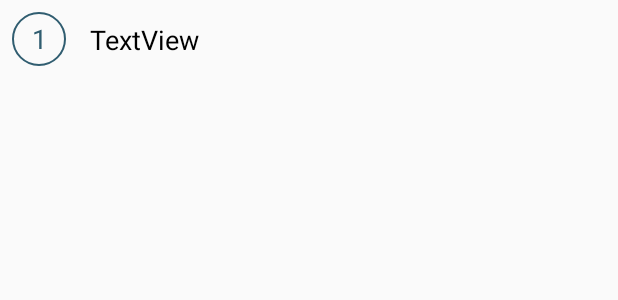
After one commit to ShivamNagpal/VTU_CS_Lab_Android_App, an Android app: the layout layout_card_single_sub_parts_with_files.xml on its own in the app's theme, with its tools: preview values and no code run, on a phone screen of 412 x 824 dp. The commit adds this screen. Shown: the top 300 px of the screen. Run offline under Robolectric (Android 15) with nearby library versions, the phone set to English and light mode, and no system bars.

Commit message:
All views cases handled

```diff
--- /dev/null
+++ b/app/src/main/res/layout/layout_card_single_sub_parts_with_files.xml
@@ -0,0 +1,50 @@
+<?xml version="1.0" encoding="utf-8"?>
+<layout xmlns:android="http://schemas.android.com/apk/res/android"
+    xmlns:app="http://schemas.android.com/apk/res-auto"
+    xmlns:tools="http://schemas.android.com/tools">
+
+    <FrameLayout
+        android:layout_width="match_parent"
+        android:layout_height="wrap_content">
+
+        <android.support.constraint.ConstraintLayout
+            android:layout_width="match_parent"
+            android:layout_height="wrap_content"
+            android:padding="8dp">
+
+            <TextView
+                android:id="@+id/serial_order"
+                android:layout_width="wrap_content"
+                android:layout_height="wrap_content"
+                android:background="@drawable/shape_background_sub_part"
+                android:gravity="center"
+                android:textColor="@color/colorPrimary"
+                android:textSize="18sp"
+                app:layout_constraintLeft_toLeftOf="parent"
+                app:layout_constraintTop_toTopOf="parent"
+                tools:text="1" />
+
+            <TextView
+                android:id="@+id/program_title"
+                android:layout_width="wrap_content"
+                android:layout_height="wrap_content"
+                android:layout_marginStart="16dp"
+                android:ellipsize="end"
+                android:singleLine="true"
+                android:textColor="@android:color/black"
+                android:textSize="18sp"
+                app:layout_constraintBottom_toBottomOf="@+id/serial_order"
+                app:layout_constraintStart_toEndOf="@+id/serial_order"
+                app:layout_constraintTop_toTopOf="@+id/serial_order"
+                tools:text="TextView" />
+
+            <android.support.v7.widget.RecyclerView
+                android:id="@+id/files_container"
+                android:layout_width="match_parent"
+                android:layout_height="wrap_content"
+                app:layout_constraintLeft_toLeftOf="parent"
+                app:layout_constraintTop_toBottomOf="@+id/serial_order" />
+
+        </android.support.constraint.ConstraintLayout>
+    </FrameLayout>
+</layout>
```
Also changed, not shown: app/src/main/java/com/nagpal/shivam/vtucslab/Adapter/ContentAdapter.java (+25 -6 lines), app/src/main/java/com/nagpal/shivam/vtucslab/Adapter/MultipleFileAdapter.java (+6 -3 lines), app/src/main/java/com/nagpal/shivam/vtucslab/Adapter/MultipleSubPartAdapter.java (+43 -12 lines), app/src/main/res/layout/layout_card_se_msp.xml (renamed from app/src/main/res/layout/layout_card_se_msp_sf.xml).
